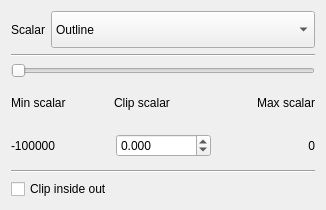
Old version of the form src/Mod/Fem/Gui/TaskPostScalarClip.ui in the repository southseact-3d/fcd.
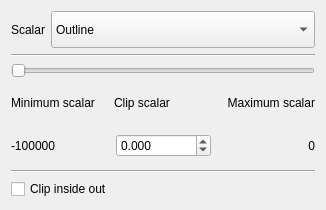
New version of the form.

What changed in the file:
```diff
--- a/src/Mod/Fem/Gui/TaskPostScalarClip.ui
+++ b/src/Mod/Fem/Gui/TaskPostScalarClip.ui
@@ -98,7 +98,7 @@
         </sizepolicy>
        </property>
        <property name="text">
-        <string>Min scalar</string>
+        <string>Minimum scalar</string>
        </property>
       </widget>
      </item>
@@ -118,7 +118,7 @@
         <enum>Qt::LeftToRight</enum>
        </property>
        <property name="text">
-        <string>Max scalar</string>
+        <string>Maximum scalar</string>
        </property>
        <property name="alignment">
         <set>Qt::AlignRight|Qt::AlignTrailing|Qt::AlignVCenter</set>
```
